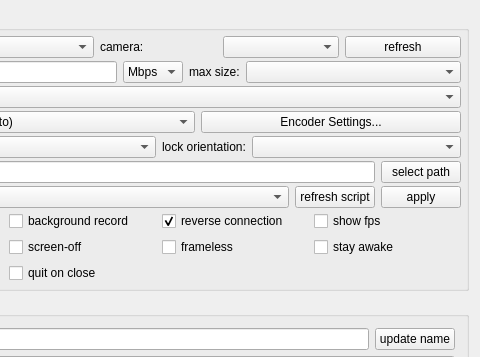
Old version of the form QtScrcpy/ui/dialog.ui in the repository barry-ran/QtScrcpy; both pictures show x 813 to 1293 and y 0 to 357 of the 1293 by 548 pixel window.
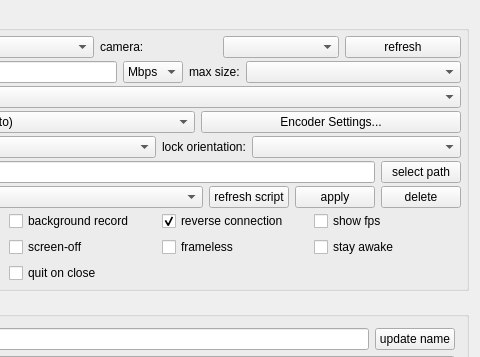
New version of the form.

Diff of the .ui file:
```diff
--- a/QtScrcpy/ui/dialog.ui
+++ b/QtScrcpy/ui/dialog.ui
@@ -762,6 +762,16 @@
               </property>
              </widget>
             </item>
+            <item>
+             <widget class="QPushButton" name="deleteGameScriptBtn">
+              <property name="toolTip">
+               <string>Delete the selected user keymap JSON</string>
+              </property>
+              <property name="text">
+               <string>delete</string>
+              </property>
+             </widget>
+            </item>
            </layout>
           </widget>
          </item>
```
